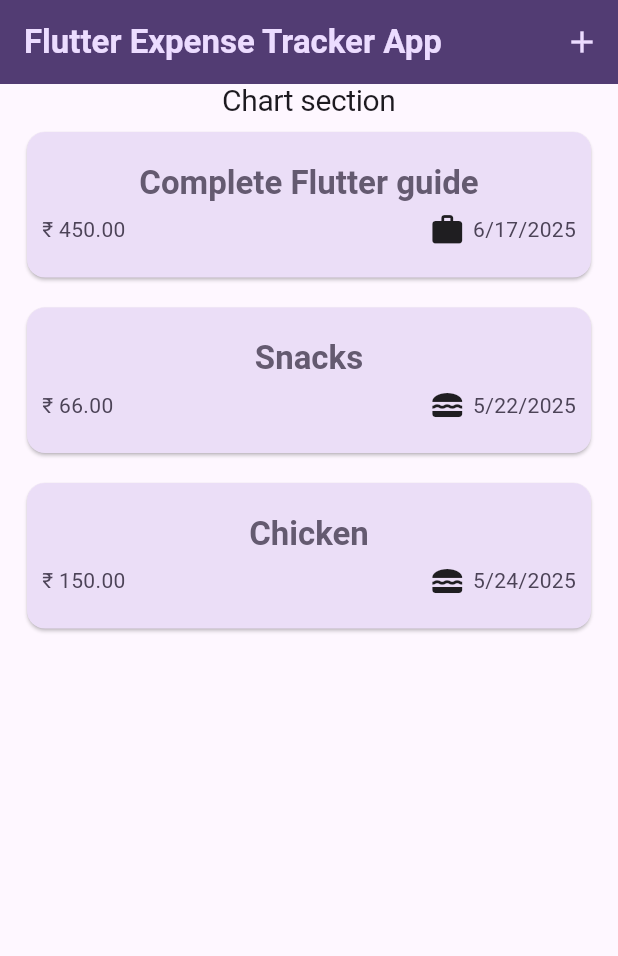
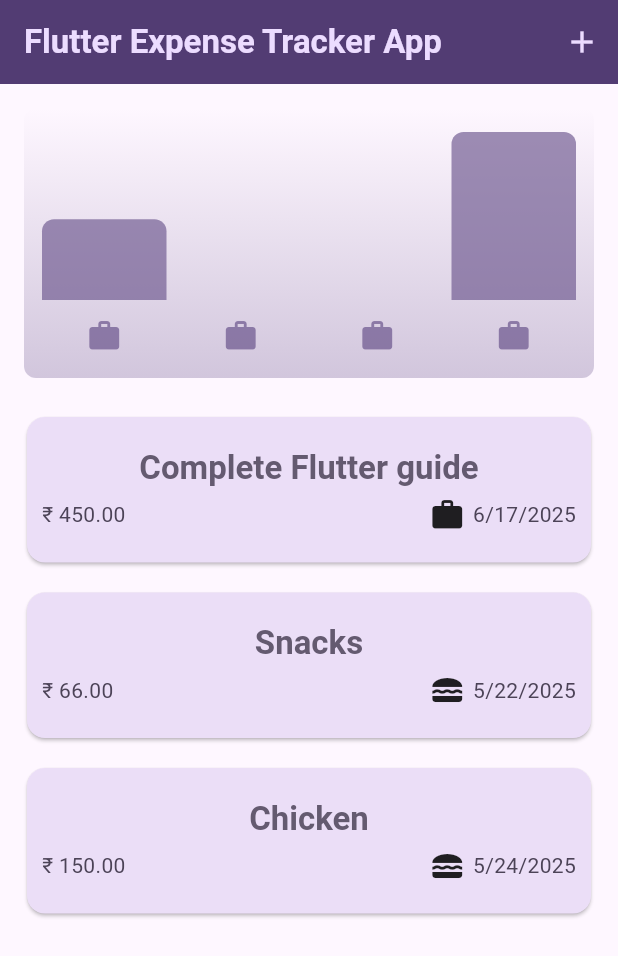
Before and after one commit to RahulKannaAV/Flutter-Course-Learnings, a Flutter app: the screen it shows after launch, on a phone screen of 412 x 824 dp. Shown: the top 956 px of the screen. Run offline on Flutter 3.47's test engine with Material 3 defaults, Android fonts, the phone set to English and light mode, and no system bars; our stand-ins replace google_fonts.

Commit message:
Add Charts to the Expense Tracker App

```diff
--- a/expense_tracker_s5/lib/model/expense_model.dart
+++ b/expense_tracker_s5/lib/model/expense_model.dart
@@ -32,3 +32,26 @@ class ExpenseModel {
     return formatter.format(expenseDate);
   }
 }
+
+class ExpenseStats {
+  const ExpenseStats({required this.expenseList, required this.category});
+
+  ExpenseStats.forCategory(List<ExpenseModel> allExpense, this.category)
+    : expenseList =
+          allExpense
+              .where((expense) => expense.expenseCategory == category)
+              .toList(); // Constructor function to segregate expenses based on the category initialized in the class via constructor
+
+  final List<ExpenseModel> expenseList;
+  final Category category;
+
+  double get totalExpensesOfOneCategory {
+    double totalExpense = 0;
+
+    for (final expense in expenseList) {
+      totalExpense += expense.amount;
+    }
+
+    return totalExpense;
+  }
+}
--- /dev/null
+++ b/expense_tracker_s5/lib/widgets/chart/chart_bar.dart
@@ -0,0 +1,33 @@
+import 'package:flutter/material.dart';
+
+class ChartBar extends StatelessWidget {
+  const ChartBar({super.key, required this.fill});
+
+  final double fill;
+
+  @override
+  Widget build(BuildContext context) {
+    final isDarkMode =
+        MediaQuery.of(context).platformBrightness == Brightness.dark;
+    return Expanded(
+      child: Padding(
+        padding: const EdgeInsets.symmetric(horizontal: 4),
+        child: FractionallySizedBox(
+          heightFactor: fill,
+          child: DecoratedBox(
+            decoration: BoxDecoration(
+              shape: BoxShape.rectangle,
+              borderRadius: const BorderRadius.vertical(
+                top: Radius.circular(8),
+              ),
+              color:
+                  isDarkMode
+                      ? Theme.of(context).colorScheme.secondary
+                      : Theme.of(context).colorScheme.primary.withOpacity(0.65),
+            ),
+          ),
+        ),
+      ),
+    );
+  }
+}
--- /dev/null
+++ b/expense_tracker_s5/lib/widgets/chart/chart_container.dart
@@ -0,0 +1,102 @@
+import 'package:flutter/material.dart';
+
+import 'package:expense_tracker_s5/widgets/chart/chart_bar.dart';
+import 'package:expense_tracker_s5/model/expense_model.dart';
+
+class ChartContainer extends StatelessWidget {
+  ChartContainer({super.key, required this.expenses});
+
+  final List<ExpenseModel> expenses;
+
+  List<ExpenseStats> get buckets {
+    return [
+      ExpenseStats.forCategory(expenses, Category.food),
+      ExpenseStats.forCategory(expenses, Category.leisure),
+      ExpenseStats.forCategory(expenses, Category.travel),
+      ExpenseStats.forCategory(expenses, Category.work),
+    ];
+  }
+
+  List<IconData> categoryIcons = [
+    Icons.work,
+    Icons.flight,
+    Icons.tv,
+    Icons.food_bank,
+  ];
+
+  double get maxTotalExpense {
+    double maxTotalExpense = 0;
+
+    for (final bucket in buckets) {
+      if (bucket.totalExpensesOfOneCategory > maxTotalExpense) {
+        maxTotalExpense = bucket.totalExpensesOfOneCategory;
+      }
+    }
+
+    return maxTotalExpense;
+  }
+
+  @override
+  Widget build(BuildContext context) {
+    final isDarkMode =
+        MediaQuery.of(context).platformBrightness == Brightness.dark;
+    return Container(
+      margin: const EdgeInsets.all(16),
+      padding: const EdgeInsets.symmetric(vertical: 16, horizontal: 8),
+      width: double.infinity,
+      height: 180,
+      decoration: BoxDecoration(
+        borderRadius: BorderRadius.circular(8),
+        gradient: LinearGradient(
+          colors: [
+            Theme.of(context).colorScheme.primary.withOpacity(0.3),
+            Theme.of(context).colorScheme.primary.withOpacity(0.0),
+          ],
+          begin: Alignment.bottomCenter,
+          end: Alignment.topCenter,
+        ),
+      ),
+      child: Column(
+        children: [
+          Expanded(
+            child: Row(
+              crossAxisAlignment: CrossAxisAlignment.end,
+              children: [
+                for (final bucket in buckets) // alternative to map()
+                  ChartBar(
+                    fill:
+                        bucket.totalExpensesOfOneCategory == 0
+                            ? 0
+                            : bucket.totalExpensesOfOneCategory /
+                                maxTotalExpense,
+                  ),
+              ],
+            ),
+          ),
+          const SizedBox(height: 12),
+          Row(
+            children:
+                buckets
+                    .map(
+                      (bucket) => Expanded(
+                        child: Padding(
+                          padding: const EdgeInsets.symmetric(horizontal: 4),
+                          child: Icon(
+                            categoryIcons[0],
+                            color:
+                                isDarkMode
+                                    ? Theme.of(context).colorScheme.secondary
+                                    : Theme.of(
+                                      context,
+                                    ).colorScheme.primary.withOpacity(0.7),
+                          ),
+                        ),
+                      ),
+                    )
+                    .toList(),
+          ),
+        ],
+      ),
+    );
+  }
+}
--- a/expense_tracker_s5/lib/widgets/expenses.dart
+++ b/expense_tracker_s5/lib/widgets/expenses.dart
@@ -1,4 +1,5 @@
 // Expenses Widget
+import 'package:expense_tracker_s5/widgets/chart/chart_container.dart';
 import 'package:flutter/material.dart';
 import 'package:expense_tracker_s5/model/expense_model.dart';
 import 'package:expense_tracker_s5/widgets/expense_list/expenses_list.dart';
@@ -102,10 +103,8 @@ class _ExpensesState extends State<Expenses> {
       ),
       body: Column(
         children: [
-          Text(
-            'Chart section',
-            style: Theme.of(context).textTheme.displayLarge,
-          ),
+          ChartContainer(expenses: _dummyData),
+
           Expanded(child: expenseContent),
         ],
       ),
```
